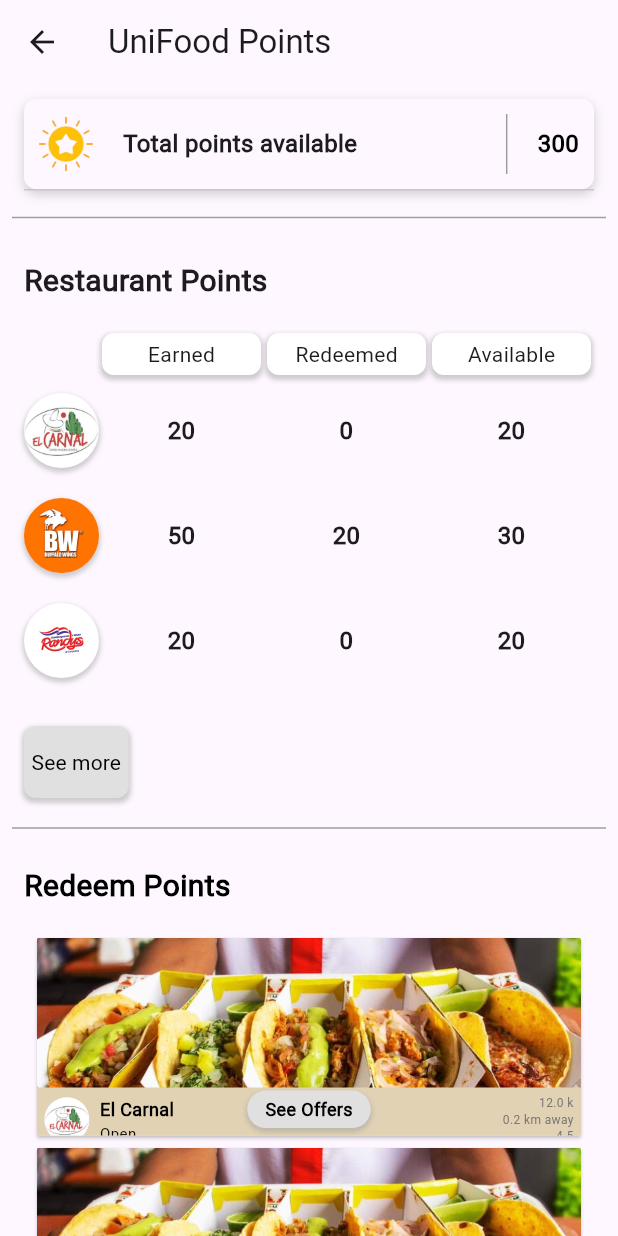
After one commit to ISIS3510-202401-Team31/Flutter, a Flutter app: the Points screen opened directly, on a phone screen of 412 x 824 dp. The commit adds this screen. Run offline on Flutter 3.47's test engine with Material 3 defaults, Android fonts, the phone set to English and light mode, and no system bars; our stand-ins replace firebase_core; accounts and stored records are empty.

Commit message:
Points View

```diff
--- a/unifood/lib/utils/routes.dart
+++ b/unifood/lib/utils/routes.dart
@@ -7,7 +7,7 @@ import 'package:unifood/view/restaurant/detail/views/restaurant_detail.dart';
 import 'package:unifood/view/restaurant/dashboard/views/restaurants.dart';
 import 'package:unifood/view/restaurant/search/views/search_view.dart';
 import 'package:unifood/view/profile/preferences/views/preferences.dart';
-
+import 'package:unifood/view/profile/points/views/points.dart';
 class Routes {
   static Route<dynamic> generateRoute(RouteSettings settings) {
     switch (settings.name) {
@@ -27,6 +27,8 @@ class Routes {
         return MaterialPageRoute(builder: (_) => const Preferences());
       case '/restaurants': // Define la ruta para los restaurantes
         return MaterialPageRoute(builder: (_) => const Restaurants());
+      case '/points': // Define la ruta para los puntos
+        return MaterialPageRoute(builder: (_) => const Points());
       default:
         return MaterialPageRoute(builder: (_) => const Landing());
     }
--- a/unifood/lib/view/profile/dashboard/views/profile.dart
+++ b/unifood/lib/view/profile/dashboard/views/profile.dart
@@ -137,12 +137,15 @@ class Profile extends StatelessWidget {
                       CustomSettingOption(
                         icon: Icons.point_of_sale_rounded,
                         text: 'Points',
-                        onPressed: () {},
+                        onPressed: () {
+                          Navigator.pushNamed(context, '/points');
+                        },
                       ),
                       CustomSettingOption(
                         icon: Icons.help,
                         text: 'Help',
-                        onPressed: () {},
+                        onPressed: () {
+                        },
                       ),
                       CustomSettingOption(
                         icon: Icons.logout,
--- /dev/null
+++ b/unifood/lib/view/profile/points/views/points.dart
@@ -0,0 +1,72 @@
+import 'package:flutter/material.dart';
+import 'package:unifood/view/profile/points/widgets/restaurant_points_widget.dart';
+import 'package:unifood/view/profile/points/widgets/total_points_widget.dart';
+import 'package:unifood/view/profile/points/widgets/custom_restaurant_offers.dart'; // Import your CustomRestaurant widget
+
+class Points extends StatelessWidget {
+  const Points({super.key});
+
+  @override
+  Widget build(BuildContext context) {
+    return Scaffold(
+      appBar: AppBar(
+        title: const Text('UniFood Points'),
+      ),
+      body: SingleChildScrollView(
+        child: Column(
+          children: <Widget>[
+            TotalPointsWidget(totalPoints: 300), // Use the previously defined widget
+            Container(
+              margin: const EdgeInsets.symmetric(horizontal: 8.0), // Small horizontal margin
+              child: Divider(color: Colors.grey, thickness: 1), // The horizontal line
+            ),
+            RestaurantPointsWidget(
+              restaurantPointsList: [
+                RestaurantPoints(imagePath: 'assets/images/elcarnal_logo.jpeg', earnedPoints: 20, redeemedPoints: 0, availablePoints: 20),
+                RestaurantPoints(imagePath: 'assets/images/BW.png', earnedPoints: 50, redeemedPoints: 20, availablePoints: 30),
+                RestaurantPoints(imagePath: 'assets/images/Randys.jpg', earnedPoints: 20, redeemedPoints: 0, availablePoints: 20),
+              ],
+            ),
+            Container(
+              margin: const EdgeInsets.symmetric(horizontal: 8.0), // Small horizontal margin
+              child: Divider(color: Colors.grey, thickness: 1), // The horizontal line
+            ),
+            // Use the CustomRestaurant widget twice for example
+            const Padding(
+              padding: EdgeInsets.all(16.0),
+              child: Align(
+                alignment: Alignment.centerLeft,
+                child: Text(
+                  'Redeem Points',
+                  style: TextStyle(
+                    fontSize: 20.0,
+                    fontWeight: FontWeight.bold,
+                    color: Colors.black, // You can choose the color that fits your design
+                  ),
+                ),
+              ),
+            ),
+            CustomRestaurantOffers(
+              imageUrl: 'assets/images/elcarnal_image.jpg',
+              logoUrl: 'assets/images/elcarnal_logo.jpeg',
+              name: 'El Carnal',
+              isOpen: true,
+              distance: 0.2,
+              rating: 4.5,
+              avgPrice: 12,
+            ),
+            CustomRestaurantOffers(
+              imageUrl: 'assets/images/elcarnal_image.jpg',
+              logoUrl: 'assets/images/elcarnal_logo.jpeg',
+              name: 'El Carnal',
+              isOpen: true,
+              distance: 0.4,
+              rating: 4.7,
+              avgPrice: 15,
+            ),
+          ],
+        ),
+      ),
+    );
+  }
+}
--- /dev/null
+++ b/unifood/lib/view/profile/points/widgets/custom_restaurant_offers.dart
@@ -0,0 +1,138 @@
+import 'package:flutter/material.dart';
+
+class CustomRestaurantOffers extends StatelessWidget {
+  final String imageUrl;
+  final String logoUrl;
+  final String name;
+  final bool isOpen;
+  final double distance;
+  final double rating;
+  final double avgPrice;
+
+  const CustomRestaurantOffers({
+    super.key,
+    required this.imageUrl,
+    required this.logoUrl,
+    required this.name,
+    required this.isOpen,
+    required this.distance,
+    required this.rating,
+    required this.avgPrice,
+  });
+
+  @override
+  Widget build(BuildContext context) {
+    double screenWidth = MediaQuery.of(context).size.width;
+    double screenHeight = MediaQuery.of(context).size.height;
+
+    return InkWell(
+      onTap: () {
+        Navigator.pushNamed(context, '/offers');
+      },
+      child: SizedBox(
+        width: screenWidth * 0.9,
+        height: screenHeight * 0.17,
+        child: Card(
+          clipBehavior: Clip.antiAlias,
+          shape: RoundedRectangleBorder(
+            borderRadius: BorderRadius.circular(2.0),
+          ),
+          child: Stack(
+            alignment: Alignment.center,
+            children: [
+              Column(
+                children: [
+                  Image.asset(
+                    imageUrl,
+                    width: double.infinity,
+                    height: 100.0,
+                    fit: BoxFit.cover,
+                  ),
+                  Container(
+                    color: const Color(0xFFE2D2B4),
+                    child: Padding(
+                      padding: const EdgeInsets.all(5.0),
+                      child: Row(
+                        mainAxisAlignment: MainAxisAlignment.spaceBetween,
+                        children: [
+                          Row(
+                            children: [
+                              CircleAvatar(
+                                radius: 15,
+                                backgroundImage: AssetImage(logoUrl),
+                              ),
+                              const SizedBox(width: 7),
+                              Column(
+                                crossAxisAlignment: CrossAxisAlignment.start,
+                                children: [
+                                  Text(
+                                    name,
+                                    style: const TextStyle(
+                                      fontSize: 12.0,
+                                      color: Colors.black,
+                                      fontWeight: FontWeight.bold,
+                                    ),
+                                  ),
+                                  Text(
+                                    isOpen ? 'Open' : 'Closed',
+                                    style: const TextStyle(
+                                      fontSize: 10.0,
+                                      color: Colors.black,
+                                    ),
+                                  ),
+                                ],
+                              ),
+                            ],
+                          ),
+                          Column(
+                            crossAxisAlignment: CrossAxisAlignment.end,
+                            children: [
+                              Text('${avgPrice.toStringAsFixed(1)} k', style: TextStyle(fontSize: 8.0, color: Colors.grey[600])),
+                              Text('${distance.toStringAsFixed(1)} km away', style: TextStyle(fontSize: 8.0, color: Colors.grey[600])),
+                              Text(rating.toStringAsFixed(1), style: TextStyle(fontSize: 8.0, color: Colors.grey[600])),
+                            ],
+                          ),
+                        ],
+                      ),
+                    ),
+                  ),
+                ],
+              ),
+              Positioned(
+                bottom: 5, // Adjusted to position above the card's bottom edge
+                child: InkWell(
+                  onTap: () {
+                    Navigator.pushNamed(context, '/offers');
+                  },
+                  child: Container(
+                    padding: EdgeInsets.symmetric(horizontal: 12, vertical: 4),
+                    decoration: BoxDecoration(
+                      color: Colors.grey[300], // Button color
+                      borderRadius: BorderRadius.circular(15),
+                      boxShadow: [
+                        BoxShadow(
+                          color: Colors.grey.withOpacity(0.5),
+                          spreadRadius: 1,
+                          blurRadius: 2,
+                          offset: Offset(0, 2),
+                        ),
+                      ],
+                    ),
+                    child: Text(
+                      'See Offers',
+                      style: TextStyle(
+                        color: Colors.black, // Text color
+                        fontSize: 12,
+                        fontWeight: FontWeight.bold,
+                      ),
+                    ),
+                  ),
+                ),
+              ),
+            ],
+          ),
+        ),
+      ),
+    );
+  }
+}
--- /dev/null
+++ b/unifood/lib/view/profile/points/widgets/restaurant_points_widget.dart
@@ -0,0 +1,145 @@
+import 'package:flutter/material.dart';
+
+class RestaurantPoints {
+  final String imagePath;
+  final int earnedPoints;
+  final int redeemedPoints;
+  final int availablePoints;
+
+  RestaurantPoints({
+    required this.imagePath,
+    required this.earnedPoints,
+    required this.redeemedPoints,
+    required this.availablePoints,
+  });
+}
+
+class RestaurantPointsWidget extends StatelessWidget {
+  final List<RestaurantPoints> restaurantPointsList;
+
+  RestaurantPointsWidget({Key? key, required this.restaurantPointsList})
+      : super(key: key);
+
+  Widget _buildHeader(String text) {
+    return Expanded(
+      flex: 2,
+      child: Container(
+        margin: const EdgeInsets.symmetric(horizontal: 2), // Add space between each box
+        decoration: BoxDecoration(
+          color: Colors.white,
+          boxShadow: [
+            BoxShadow(
+              color: Colors.grey.withOpacity(0.5),
+              spreadRadius: 1,
+              blurRadius: 2,
+              offset: const Offset(0, 2),
+            ),
+          ],
+          borderRadius: BorderRadius.circular(8),
+        ),
+        padding: const EdgeInsets.symmetric(vertical: 4.0),
+        alignment: Alignment.center,
+        child: Text(text, style: const TextStyle(fontWeight: FontWeight.normal, fontSize: 14)),
+      ),
+    );
+  }
+
+  Widget _buildPoints(int points) {
+    return Expanded(
+      flex: 2,
+      child: Text(
+        '$points',
+        textAlign: TextAlign.center,
+        style: const TextStyle(fontWeight: FontWeight.bold, fontSize: 16),
+      ),
+    );
+  }
+
+  @override
+  Widget build(BuildContext context) {
+    return Padding(
+      padding: const EdgeInsets.symmetric(horizontal: 16.0),
+      child: Column(
+        crossAxisAlignment: CrossAxisAlignment.start,
+        children: <Widget>[
+          const SizedBox(height: 20),
+          const Text(
+            'Restaurant Points',
+            style: TextStyle(fontSize: 20, fontWeight: FontWeight.bold),
+          ),
+          const SizedBox(height: 20),
+          Row(
+            mainAxisAlignment: MainAxisAlignment.center,
+            children: <Widget>[
+              const SizedBox(width: 50), // Adjust for larger image space
+              _buildHeader('Earned'),
+              _buildHeader('Redeemed'),
+              _buildHeader('Available'),
+            ],
+          ),
+          const SizedBox(height: 12),
+          ...restaurantPointsList.map((point) => Padding(
+            padding: const EdgeInsets.only(bottom: 20.0), // More space between rows
+            child: Row(
+              mainAxisAlignment: MainAxisAlignment.center,
+              children: <Widget>[
+                Container(
+                  width: 50, // Larger image size
+                  height: 50,
+                  decoration: BoxDecoration(
+                    shape: BoxShape.circle,
+                    boxShadow: [
+                      BoxShadow(
+                        color: Colors.grey.withOpacity(0.5),
+                        spreadRadius: 1,
+                        blurRadius: 2,
+                        offset: const Offset(0, 2),
+                      ),
+                    ],
+                  ),
+                  child: CircleAvatar(
+                    backgroundImage: AssetImage(point.imagePath),
+                    backgroundColor: Colors.transparent,
+                  ),
+                ),
+                _buildPoints(point.earnedPoints),
+                _buildPoints(point.redeemedPoints),
+                _buildPoints(point.availablePoints),
+              ],
+            ),
+          )).toList(),
+          Padding(
+            padding: const EdgeInsets.symmetric(vertical: 12.0),
+            child: Align(
+              alignment: Alignment.centerLeft,
+              child: Container(
+                decoration: BoxDecoration(
+                  color: Colors.grey[300],
+                  borderRadius: BorderRadius.circular(8),
+                  boxShadow: [
+                    BoxShadow(
+                      color: Colors.grey.withOpacity(0.5),
+                      spreadRadius: 1,
+                      blurRadius: 2,
+                      offset: const Offset(0, 2),
+                    ),
+                  ],
+                ),
+                child: TextButton(
+                  onPressed: () {
+                    // Action for "see more" button
+                  },
+                  style: TextButton.styleFrom(
+                    padding: const EdgeInsets.symmetric(horizontal: 5.0, vertical: 3.0), // Reduced padding for a tighter fit
+                    primary: Colors.black, // Text color
+                  ),
+                  child: const Text('See more', style: TextStyle(fontSize: 14)),
+                ),
+              ),
+            ),
+          ),
+        ],
+      ),
+    );
+  }
+}
--- /dev/null
+++ b/unifood/lib/view/profile/points/widgets/total_points_widget.dart
@@ -0,0 +1,68 @@
+import 'package:flutter/material.dart';
+
+class TotalPointsWidget extends StatelessWidget {
+  final int totalPoints;
+  final String assetImagePath = 'assets/images/star.png'; // Use your own asset image path
+
+  const TotalPointsWidget({required this.totalPoints, Key? key})
+      : super(key: key);
+
+  @override
+  Widget build(BuildContext context) {
+    return Padding(
+      padding: const EdgeInsets.symmetric(horizontal: 16.0, vertical: 10.0),
+      child: Column(
+        children: [
+          Container(
+            decoration: BoxDecoration(
+              color: Theme.of(context).scaffoldBackgroundColor, // Match the background color of the scaffold
+              boxShadow: [
+                BoxShadow(
+                  color: Colors.grey.withOpacity(0.5),
+                  blurRadius: 6,
+                  offset: const Offset(0, 3),
+                ),
+              ],
+              borderRadius: BorderRadius.circular(8),
+            ),
+            child: Padding(
+              padding: const EdgeInsets.all(10.0), // Padding inside the container
+              child: Row(
+                mainAxisAlignment: MainAxisAlignment.spaceBetween,
+                children: [
+                  Image.asset(
+                    assetImagePath,
+                    width: 36,
+                    height: 36,
+                  ),
+                  const SizedBox(width: 20), // Space between the image and the text
+                  Expanded(
+                    child: const Text(
+                      'Total points available',
+                      style: TextStyle(fontSize: 16, fontWeight: FontWeight.bold),
+                    ),
+                  ),
+                  Container(
+                    height: 40, // Height of the vertical line
+                    width: 1,
+                    color: Colors.grey,
+                    margin: const EdgeInsets.only(left: 10, right: 20), // Adjusted margins to move the line to the left
+                  ),
+                  Text(
+                    '$totalPoints',
+                    style: const TextStyle(
+                      fontSize: 16,
+                      fontWeight: FontWeight.bold,
+                      color: Colors.black,
+                    ),
+                  ),
+                ],
+              ),
+            ),
+          ),
+          const Divider(height: 1, thickness: 1), // Line separation
+        ],
+      ),
+    );
+  }
+}
```
Also changed, not shown: unifood/assets/images/BW.png (added), unifood/assets/images/Randys.jpg (added), unifood/assets/images/star.png (added), unifood/pubspec.lock.
